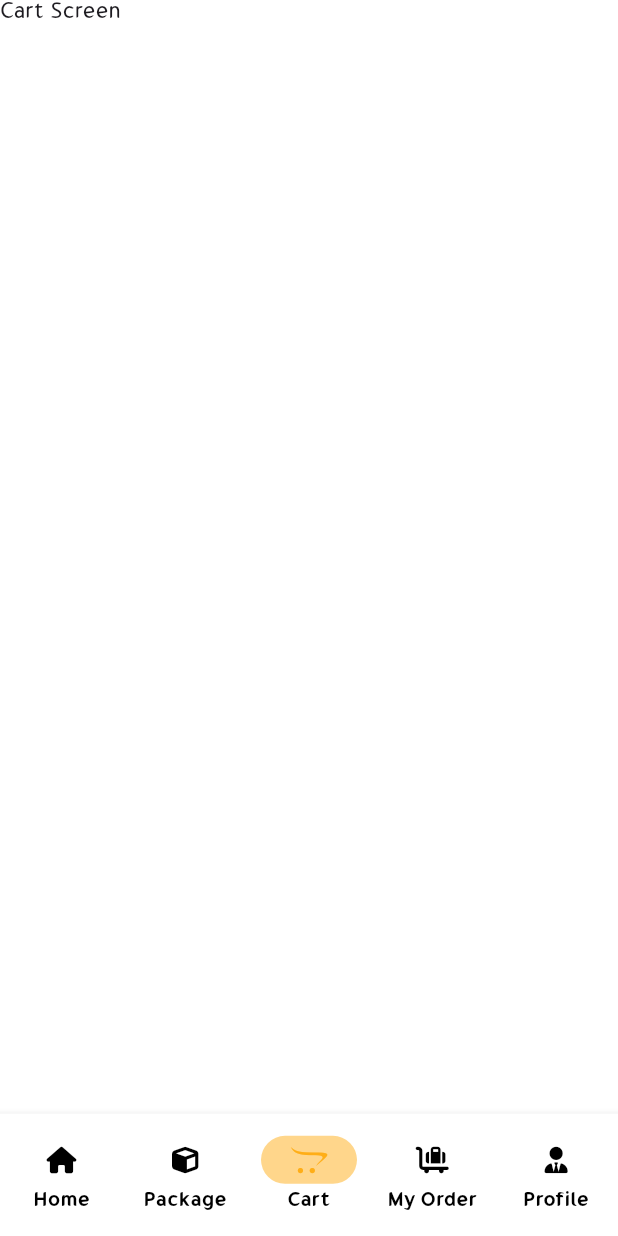
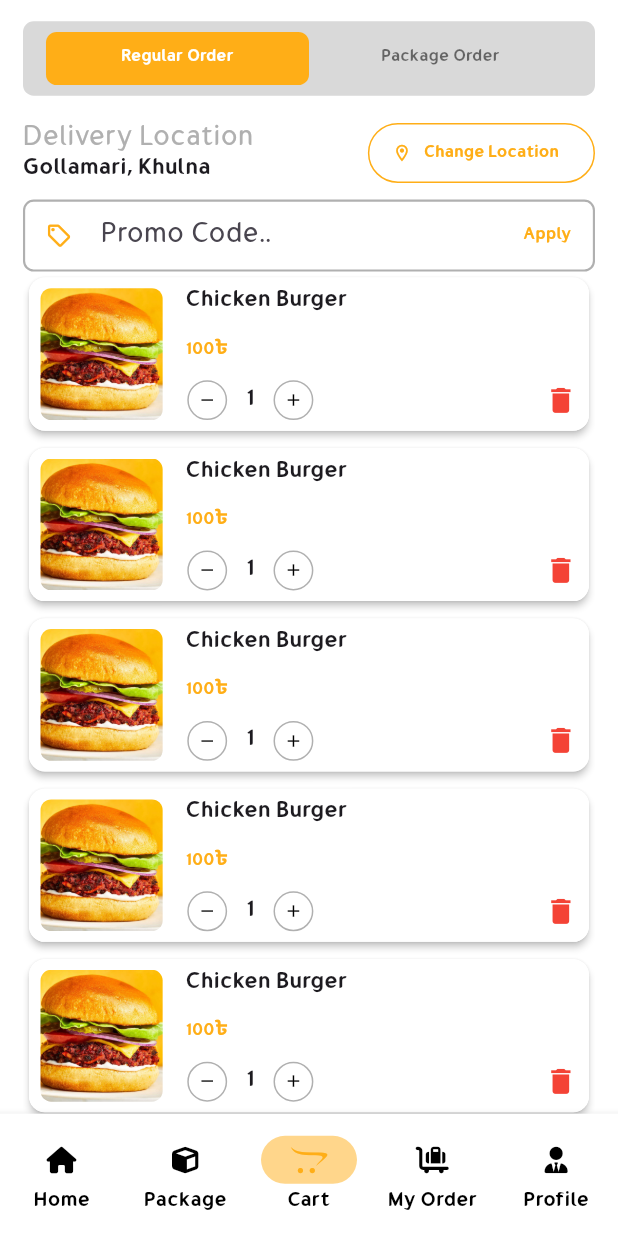
Before and after one commit to TheSaymonDev/cook_bd, a Flutter app: the screen it shows after launch, item 3 of the bottom bar chosen, on a phone screen of 412 x 824 dp. Run offline on Flutter 3.47's test engine with Material 3 defaults, Android fonts, the phone set to English and light mode, and no system bars; our stand-ins replace flutter_screenutil, flutter_svg, font_awesome_flutter, gap, geocoding, geolocator and 5 more.

Commit message:
cart and profile update screen create

```diff
--- a/lib/localizations/translations/en_us_translations.dart
+++ b/lib/localizations/translations/en_us_translations.dart
@@ -103,5 +103,20 @@ final Map<String, String> enUs = {
   'helpCenter': 'Help Center',
   'requestAccountDeletion': 'Request Account Deletion',
   'addAnotherAccount': 'Add Another Account',
-  'signOut': 'Sign Out'
+  'signOut': 'Sign Out',
+
+  // For Cart Screen
+  'regularOrder': 'Regular Order',
+  'packageOrder': 'Package Order',
+  'deliveryLocation': 'Delivery Location',
+  'changeLocation': 'Change Location',
+
+  // For Profile Update
+  'profileUpdate': 'Profile Update',
+  'fullNameLabel': 'Full Name',
+  'fullNameHint': 'Please enter your full name',
+  'dateOfBirthLabel': 'Date of Birth',
+  'dateOfBirthHint': 'Please pick your date of birth',
+  'changePassword': 'Change Password',
+  'save': 'Save',
 };
--- a/lib/routes/app_pages.dart
+++ b/lib/routes/app_pages.dart
@@ -6,6 +6,8 @@ import 'package:cook_bd/screens/identity_verification_screen/identity_verificati
 import 'package:cook_bd/screens/location_permission_screen/location_permission_screen.dart';
 import 'package:cook_bd/screens/onboarding_screen/onboarding_screen.dart';
 import 'package:cook_bd/screens/otp_verification_screen/otp_verification_screen.dart';
+import 'package:cook_bd/screens/profile_update_screen/bindings/profile_update_binding.dart';
+import 'package:cook_bd/screens/profile_update_screen/profile_update_screen.dart';
 import 'package:cook_bd/screens/set_package_screen/set_package_screen.dart';
 import 'package:cook_bd/screens/set_password_screen/bindings/set_password_binding.dart';
 import 'package:cook_bd/screens/set_password_screen/set_password_screen.dart';
@@ -48,6 +50,10 @@ class AppPages {
         page: () => HomeScreen(),
         binding: HomeBinding()),
     GetPage(name: AppRoutes.setPackageScreen, page: () => SetPackageScreen()),
-    GetPage(name: AppRoutes.shopScreen, page: () => ShopScreen())
+    GetPage(name: AppRoutes.shopScreen, page: () => ShopScreen()),
+    GetPage(
+        name: AppRoutes.profileUpdateScreen,
+        page: () => ProfileUpdateScreen(),
+        binding: ProfileUpdateBinding())
   ];
 }
--- a/lib/screens/cart_screen/cart_screen.dart
+++ b/lib/screens/cart_screen/cart_screen.dart
@@ -1,12 +1,79 @@
+import 'package:cook_bd/screens/cart_screen/widgets/package_order_widget.dart';
+import 'package:cook_bd/screens/cart_screen/widgets/regular_order_widget.dart';
+import 'package:cook_bd/utils/app_colors.dart';
 import 'package:flutter/material.dart';
+import 'package:flutter_screenutil/flutter_screenutil.dart';
+import 'package:gap/gap.dart';
+import 'package:get/get.dart';
 
-class CartScreen extends StatelessWidget {
+class CartScreen extends StatefulWidget {
   const CartScreen({super.key});
 
   @override
+  State<CartScreen> createState() => _CartScreenState();
+}
+
+class _CartScreenState extends State<CartScreen> with TickerProviderStateMixin{
+
+  late TabController _tabController ;
+
+  @override
+  void initState() {
+    super.initState();
+    _tabController = TabController(length: 2, vsync: this);
+  }
+
+  @override
+  void dispose() {
+    _tabController.dispose();
+    super.dispose();
+  }
+
+  @override
   Widget build(BuildContext context) {
-    return Container(
-      child: Text('Cart Screen'),
+    return SafeArea(
+      child: Column(
+        children: [
+          Gap(16.h),
+          Container(
+            height: 56.h,
+            margin: EdgeInsets.symmetric(horizontal: 16.w),
+            padding: EdgeInsets.symmetric(horizontal: 16.w, vertical: 8.h),
+            decoration: BoxDecoration(
+              borderRadius: BorderRadius.circular(8.r),
+              color: const Color(0xFFD9D9D9),
+            ),
+            child: TabBar(
+              labelColor: lightBgClr,
+              unselectedLabelColor: Colors.black54,
+              controller: _tabController,
+              dividerColor: Colors.transparent,
+              indicatorSize:TabBarIndicatorSize.tab,
+              indicator: BoxDecoration(
+                color: yellowClr,
+                borderRadius: BorderRadius.circular(8.r),
+              ),
+              tabs: [
+                Tab(
+                  text: 'regularOrder'.tr,
+                ),
+                Tab(
+                  text: 'packageOrder'.tr,
+                )
+              ],
+            ),
+          ),
+          Expanded(
+            child: TabBarView(
+              controller: _tabController,
+              children: [
+                RegularOrderWidget(),
+                PackageOrderWidget(),
+              ],
+            ),
+          )
+        ],
+      ),
     );
   }
 }
--- /dev/null
+++ b/lib/screens/cart_screen/widgets/regular_order_widget.dart
@@ -0,0 +1,156 @@
+import 'package:cook_bd/utils/app_colors.dart';
+import 'package:cook_bd/utils/app_urls.dart';
+import 'package:cook_bd/widgets/custom_card.dart';
+import 'package:cook_bd/widgets/custom_text_form_field.dart';
+import 'package:flutter/material.dart';
+import 'package:flutter_screenutil/flutter_screenutil.dart';
+import 'package:gap/gap.dart';
+import 'package:get/get.dart';
+
+class RegularOrderWidget extends StatelessWidget {
+  RegularOrderWidget({super.key});
+
+  final _promoCodeController = TextEditingController();
+
+  @override
+  Widget build(BuildContext context) {
+    return Container(
+      padding: EdgeInsets.symmetric(horizontal: 16.w),
+      height: double.infinity.h,
+      width: double.infinity.w,
+      child: Column(
+        children: [
+          Gap(16.h),
+          Row(
+            mainAxisAlignment: MainAxisAlignment.spaceBetween,
+            children: [
+              Column(
+                crossAxisAlignment: CrossAxisAlignment.start,
+                children: [
+                  Text('deliveryLocation'.tr,
+                      style: Theme.of(context)
+                          .textTheme
+                          .bodyLarge!
+                          .copyWith(color: greyClr)),
+                  Text('Gollamari, Khulna'.tr,
+                      style: Theme.of(context).textTheme.titleMedium)
+                ],
+              ),
+              OutlinedButton.icon(
+                  onPressed: () {},
+                  label: Text('changeLocation'.tr,
+                      style: Theme.of(context)
+                          .textTheme
+                          .titleSmall!
+                          .copyWith(color: yellowClr)),
+                  icon: Icon(Icons.location_on_outlined,
+                      size: 15.sp, color: yellowClr),
+                  style: OutlinedButton.styleFrom(
+                      side: const BorderSide(color: yellowClr)))
+            ],
+          ),
+          Gap(8.h),
+          CustomTextFormField(
+            hintText: 'Promo Code..',
+            controller: _promoCodeController,
+            prefixIcon:
+                Icon(Icons.local_offer_outlined, size: 20.sp, color: yellowClr),
+            suffixIcon: TextButton(
+              onPressed: () {},
+              child: Text('Apply',
+                  style: Theme.of(context)
+                      .textTheme
+                      .titleSmall!
+                      .copyWith(color: yellowClr)),
+            ),
+          ),
+          Expanded(
+              child: ListView.separated(
+                  itemBuilder: (context, index) => CustomCard(
+                      padding:
+                          EdgeInsets.symmetric(horizontal: 8.w, vertical: 8.h),
+                      height: 130.h,
+                      width: double.infinity.w,
+                      child: Row(
+                        mainAxisAlignment: MainAxisAlignment.start,
+                        children: [
+                          Container(
+                            width: 85.w,
+                            height: double.infinity.h,
+                            decoration: BoxDecoration(
+                                borderRadius: BorderRadius.circular(8.r),
+                                image: DecorationImage(
+                                    image: AssetImage(AppUrls.demoBurger),
+                                    fit: BoxFit.cover)),
+                          ),
+                          Gap(16.w),
+                          Expanded(
+                            child: Column(
+                              crossAxisAlignment: CrossAxisAlignment.start,
+                              mainAxisAlignment: MainAxisAlignment.spaceBetween,
+                              children: [
+                                Text('Chicken Burger',
+                                    style: Theme.of(context)
+                                        .textTheme
+                                        .titleMedium),
+                                Text('100${AppUrls.takaSign}',
+                                    style: Theme.of(context)
+                                        .textTheme
+                                        .titleSmall!
+                                        .copyWith(color: yellowClr)),
+                                Row(
+                                  mainAxisAlignment:
+                                      MainAxisAlignment.spaceBetween,
+                                  children: [
+                                    Wrap(
+                                      crossAxisAlignment:
+                                          WrapCrossAlignment.center,
+                                      children: [
+                                        Container(
+                                          height: 30.h,
+                                          width: 30.w,
+                                          alignment: Alignment.center,
+                                          decoration: BoxDecoration(
+                                              border:
+                                                  Border.all(color: greyClr),
+                                              shape: BoxShape.circle),
+                                          child: Icon(Icons.remove,
+                                              color: lightFontClr, size: 15.sp),
+                                        ),
+                                        SizedBox(
+                                          width: 30.w,
+                                          child: Text('1',
+                                              style: Theme.of(context)
+                                                  .textTheme
+                                                  .titleMedium,
+                                              textAlign: TextAlign.center),
+                                        ),
+                                        Container(
+                                          height: 30.h,
+                                          width: 30.w,
+                                          alignment: Alignment.center,
+                                          decoration: BoxDecoration(
+                                              border:
+                                                  Border.all(color: greyClr),
+                                              shape: BoxShape.circle),
+                                          child: Icon(Icons.add,
+                                              color: lightFontClr, size: 15.sp),
+                                        ),
+                                      ],
+                                    ),
+                                    Icon(Icons.delete,
+                                        color: Colors.red, size: 25.sp)
+                                  ],
+                                )
+                              ],
+                            ),
+                          ),
+                        ],
+                      )),
+                  separatorBuilder: (context, index) => Gap(4.h),
+                  itemCount: 10))
+        ],
+      ),
+    );
+  }
+}
--- a/lib/screens/profile_screen/profile_screen.dart
+++ b/lib/screens/profile_screen/profile_screen.dart
@@ -1,3 +1,4 @@
+import 'package:cook_bd/routes/app_routes.dart';
 import 'package:cook_bd/screens/profile_screen/widgets/profile_clickable_item.dart';
 import 'package:cook_bd/utils/app_colors.dart';
 import 'package:flutter/material.dart';
@@ -40,7 +41,9 @@ class ProfileScreen extends StatelessWidget {
             ProfileClickableItem(
                 iconData: Icons.person_outline,
                 title: 'personalData',
-                onTap: () {}),
+                onTap: () {
+                  Get.toNamed(AppRoutes.profileUpdateScreen);
+                }),
             Gap(16.h),
             ProfileClickableItem(
                 iconData: Icons.favorite_outline,
--- /dev/null
+++ b/lib/screens/profile_update_screen/bindings/profile_update_binding.dart
@@ -0,0 +1,9 @@
+import 'package:cook_bd/screens/profile_update_screen/controllers/profile_update_controller.dart';
+import 'package:get/get.dart';
+
+class ProfileUpdateBinding implements Bindings{
+  @override
+  void dependencies() {
+    Get.lazyPut(() => ProfileUpdateController());
+  }
+}
--- a/lib/utils/app_urls.dart
+++ b/lib/utils/app_urls.dart
@@ -19,4 +19,7 @@ class AppUrls {
   static const demoJuice = 'assets/images/juice.jpg';
   static const demoFryChicken = 'assets/images/fry_chicken.jpg';
   static const demoDrinks = 'assets/images/drinks.jpg';
+
+  // For Profile Screen
+  static const demoUser = 'assets/images/user.png';
 }
--- a/lib/widgets/custom_card.dart
+++ b/lib/widgets/custom_card.dart
@@ -28,6 +28,7 @@ class CustomCard extends StatelessWidget {
   @override
   Widget build(BuildContext context) {
     return Card(
+      elevation: 2,
       color: cardClr,
       margin: margin,
       shape: RoundedRectangleBorder(
--- a/pubspec.yaml
+++ b/pubspec.yaml
@@ -47,6 +47,8 @@ dependencies:
   flutter_staggered_grid_view: ^0.7.0
   geolocator: ^12.0.0
   geocoding: ^3.0.0
+  image_picker: ^1.1.2
+  intl: ^0.19.0
 
 dev_dependencies:
   flutter_test:
```
Also changed, not shown: lib/screens/cart_screen/widgets/package_order_widget.dart (added, +15 -0 lines), lib/screens/profile_update_screen/controllers/profile_update_controller.dart (added, +16 -0 lines), lib/screens/profile_update_screen/profile_update_screen.dart (added, +160 -0 lines), assets/images/user.png (added), pubspec.lock.
